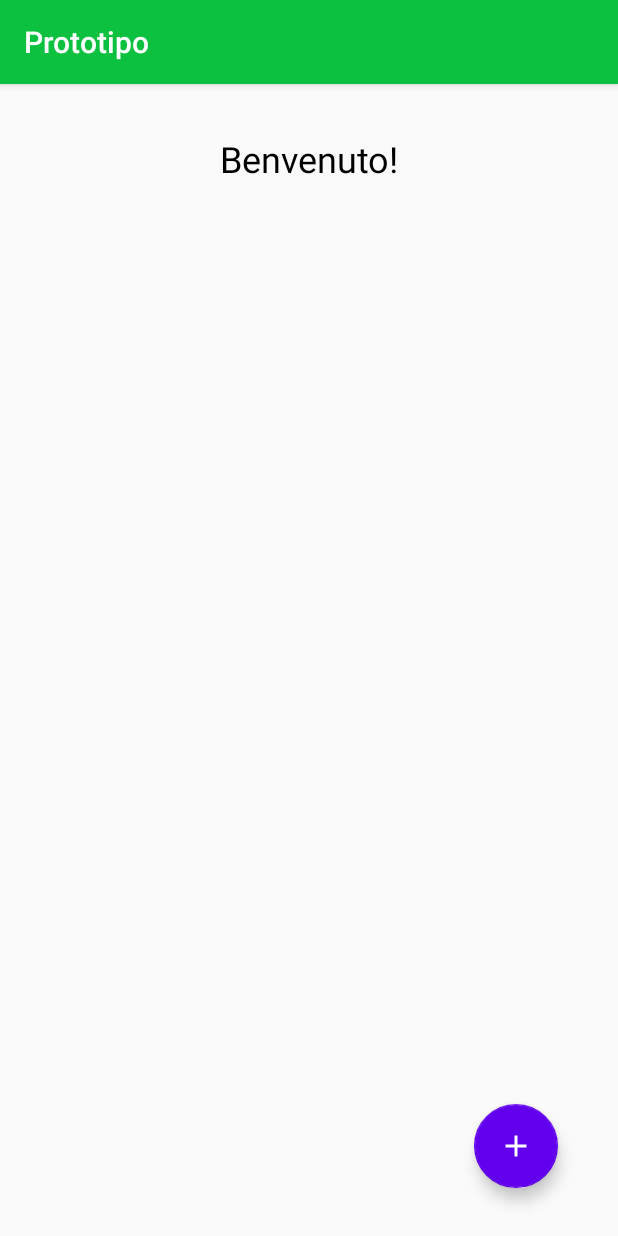
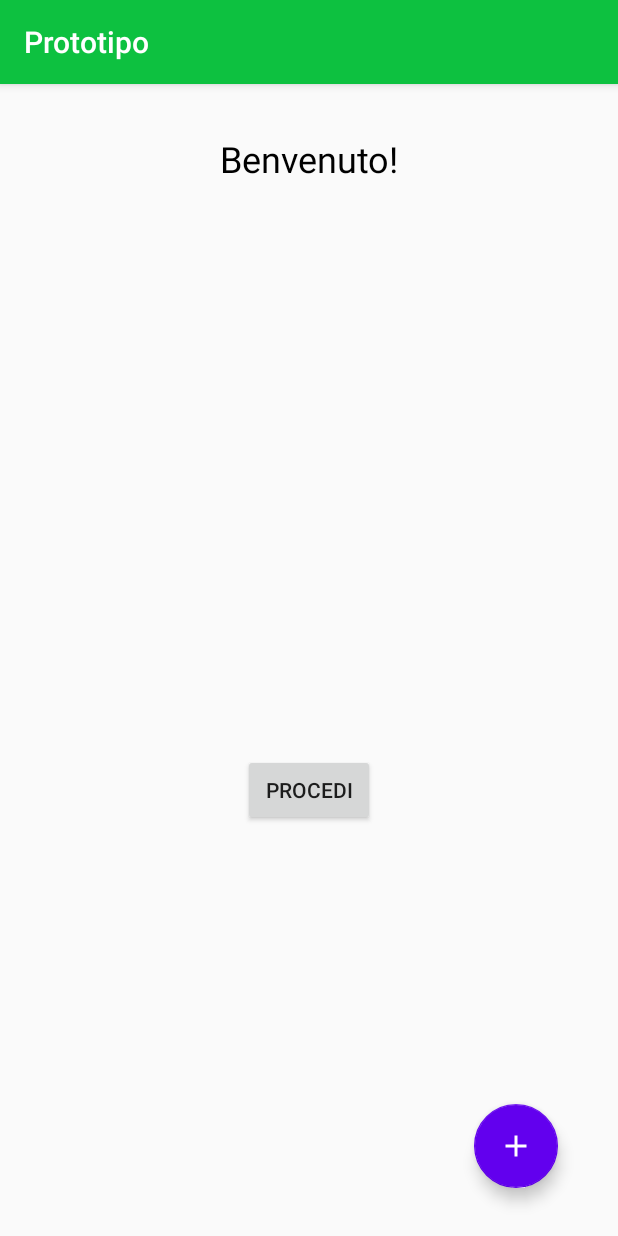
Before and after one commit to lsadm/progetti-2019-cat-feeder, an Android app: the screen it shows after launch (MainActivity), on a phone screen of 412 x 824 dp. Run offline under Robolectric (Android 15) with nearby library versions, the phone set to English and light mode, and no system bars; our stand-ins replace Firebase (no records; nobody signed in at launch, a user with empty details on screens opened directly).

```diff
--- a/app/src/main/java/com/greenjackets/prototipo/HomeFragment.kt
+++ b/app/src/main/java/com/greenjackets/prototipo/HomeFragment.kt
@@ -42,7 +42,10 @@ class HomeFragment : Fragment() {
             Navigation.findNavController(it).navigate(R.id.action_homeFragment_to_addFragment)
 
         }
+        Procedi.setOnClickListener {
 
+            Navigation.findNavController(it).navigate(R.id.action_homeFragment_to_animal_fragment)
+        }
 
 
     }
--- a/app/src/main/res/layout/fragment_home.xml
+++ b/app/src/main/res/layout/fragment_home.xml
@@ -31,4 +31,12 @@
             android:layout_marginStart="8dp" app:layout_constraintEnd_toEndOf="parent" android:layout_marginEnd="8dp"
             android:textSize="24sp" android:textColor="@android:color/black" android:layout_marginBottom="8dp"
             app:layout_constraintBottom_toTopOf="@+id/lista_animali"/>
+    <Button
+            android:text="Procedi"
+            android:layout_width="wrap_content"
+            android:layout_height="wrap_content"
+            android:id="@+id/Procedi" app:layout_constraintEnd_toEndOf="parent" android:layout_marginEnd="8dp"
+            app:layout_constraintStart_toStartOf="parent" android:layout_marginStart="8dp"
+            android:layout_marginBottom="8dp" app:layout_constraintBottom_toTopOf="@+id/btn_add"
+            android:layout_marginTop="8dp" app:layout_constraintTop_toBottomOf="@+id/lista_animali"/>
 </android.support.constraint.ConstraintLayout>
```
Also changed, not shown: app/src/main/java/com/greenjackets/prototipo/AddFragment.kt (+5 -5 lines), app/src/main/java/com/greenjackets/prototipo/Animale.kt (added, +7 -0 lines), app/src/main/java/com/greenjackets/prototipo/animal_dettagli.kt (+93 -8 lines), app/src/main/res/layout/fragment_animal_dettagli.xml (+3 -4 lines), 1 other file.
